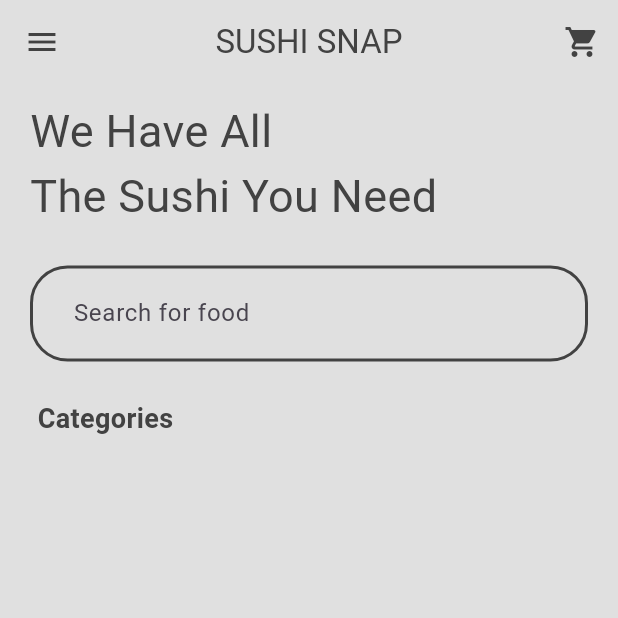
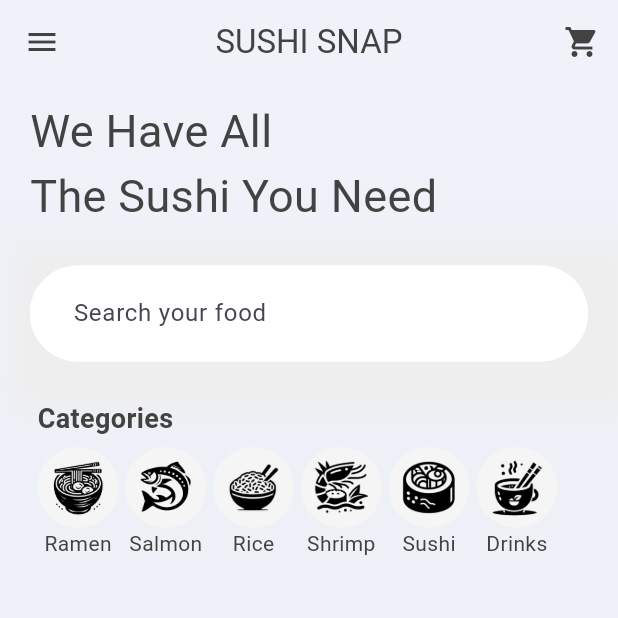
Before and after one commit to atharvadhurwey/sushi-snap-flutter-app, a Flutter app: the screen it shows after launch, on a phone screen of 412 x 824 dp, the top half of it. Run offline on Flutter 3.47's test engine with Material 3 defaults, Android fonts, the phone set to English and light mode, and no system bars; our stand-ins replace google_fonts; Roboto replaces fonts that are missing (Shikamaru, Tauri).

Commit message:
added categories section and fix search bar

```diff
--- /dev/null
+++ b/lib/components/category_tile.dart
@@ -0,0 +1,53 @@
+import 'package:flutter/material.dart';
+import 'package:sushi_snap/models/food.dart';
+
+class CategoryTile extends StatelessWidget {
+  final Category category;
+  final void Function() onTap;
+  const CategoryTile({
+    super.key,
+    required this.category,
+    required this.onTap,
+  });
+
+  @override
+  Widget build(BuildContext context) {
+    return GestureDetector(
+      onTap: onTap,
+      child: Column(
+        children: [
+          // category image
+          Container(
+            width: 54,
+            height: 54,
+            padding: const EdgeInsets.all(8.0),
+            decoration: BoxDecoration(
+              color: Colors.grey[100],
+              borderRadius: BorderRadius.circular(100),
+            ),
+            child: Center(
+              child: Image(
+                image: AssetImage(
+                  category.imagePath,
+                ),
+                fit: BoxFit.cover,
+                color: Colors.black,
+              ),
+            ),
+          ),
+
+          // category name
+          Text(
+            maxLines: 1,
+            textAlign: TextAlign.center,
+            category.name,
+            overflow: TextOverflow.ellipsis,
+            style: TextStyle(
+              color: Colors.grey[800],
+            ),
+          ),
+        ],
+      ),
+    );
+  }
+}
--- a/lib/components/food_tile.dart
+++ b/lib/components/food_tile.dart
@@ -5,7 +5,7 @@ import 'package:sushi_snap/models/food.dart';
 class FoodTile extends StatelessWidget {
   final Food food;
   final void Function() onTap;
-  const FoodTile({super.key, required this.food, required this.onTap});
+  const FoodTile({super.key, required this.food, required this.onTap,});
 
   @override
   Widget build(BuildContext context) {
--- a/lib/models/food.dart
+++ b/lib/models/food.dart
@@ -15,5 +15,20 @@ class Food {
   String get getPrice => price;
   String get getImagePath => imagePath;
   String get getRating => rating;
+}
 
+class Category {
+  String name;
+  String value;
+  String imagePath;
+
+  Category({
+    required this.name,
+    required this.value,
+    required this.imagePath,
+  });
+
+  String get getName => name;
+  String get getValue => value;
+  String get getImagePath => imagePath;
 }
--- a/lib/models/shop.dart
+++ b/lib/models/shop.dart
@@ -20,12 +20,57 @@ class Shop extends ChangeNotifier {
     ),
   ];
 
+  final List<Category> _categoryList = [
+    // Ramen
+    Category(
+      name: "Ramen",
+      value: "ramen",
+      imagePath: "lib/images/category/ramen.png",
+    ),
+
+    // salmon
+    Category(
+      name: "Salmon",
+      value: "salmon",
+      imagePath: "lib/images/category/salmon.png",
+    ),
+
+    // Rice
+    Category(
+      name: "Rice",
+      value: "rice",
+      imagePath: "lib/images/category/rice.png",
+    ),
+
+    // Shrimp
+    Category(
+      name: "Shrimp",
+      value: "shrimp",
+      imagePath: "lib/images/category/shrimp.png",
+    ),
+
+    // Sushi
+    Category(
+      name: "Sushi",
+      value: "sushi",
+      imagePath: "lib/images/category/sushi.png",
+    ),
+
+    // Drinks
+    Category(
+      name: "Drinks",
+      value: "drinks",
+      imagePath: "lib/images/category/drinks.png",
+    ),
+  ];
+
   // customer cart
   final List<Food> _cart = [];
 
   // get methods
   List<Food> get foodMenu => _foodMenu;
   List<Food> get cart => _cart;
+  List<Category> get categoryList => _categoryList;
 
   // add to cart
   void addToCart(Food foodItem, int quantity) {
--- a/lib/pages/food_details_page.dart
+++ b/lib/pages/food_details_page.dart
@@ -185,7 +185,7 @@ class _FoodItemDetailsPageState extends State<FoodItemDetailsPage> {
                       children: [
                         // minus button
                         Container(
-                          decoration: BoxDecoration(
+                          decoration: const BoxDecoration(
                             color: secondaryColor,
                             shape: BoxShape.circle,
                           ),
@@ -215,7 +215,7 @@ class _FoodItemDetailsPageState extends State<FoodItemDetailsPage> {
 
                         // plus button
                         Container(
-                          decoration: BoxDecoration(
+                          decoration: const BoxDecoration(
                             color: secondaryColor,
                             shape: BoxShape.circle,
                           ),
--- a/lib/pages/menu_page.dart
+++ b/lib/pages/menu_page.dart
@@ -1,8 +1,8 @@
 import 'package:flutter/material.dart';
+import 'package:flutter/widgets.dart';
 import 'package:google_fonts/google_fonts.dart';
 import 'package:provider/provider.dart';
-import 'package:sushi_snap/components/button.dart';
-import 'package:sushi_snap/components/food_tile.dart';
+import 'package:sushi_snap/components/category_tile.dart';
 import 'package:sushi_snap/models/shop.dart';
 import 'package:sushi_snap/pages/food_details_page.dart';
 import 'package:sushi_snap/theme/colors.dart';
@@ -35,10 +35,20 @@ class _MenuPageState extends State<MenuPage> {
   Widget build(BuildContext context) {
     // get the food item
     final shop = context.read<Shop>();
-    final foodMenu = shop.foodMenu;
+    // final foodMenu = shop.foodMenu;
+    final categoryList = shop.categoryList;
 
-    return Scaffold(
-      backgroundColor: Colors.grey[300],
+    return Container(
+      decoration: const BoxDecoration(
+        gradient: LinearGradient(
+          colors: [Color(0xffeff2f9), Color(0xffedf0f7), Color(0xffe7eaf3)],
+          stops: [0, 0.5, 1],
+          begin: Alignment.topCenter,
+          end: Alignment.bottomCenter,
+        ),
+      ),
+      child: Scaffold(
+        backgroundColor: Colors.transparent,
         appBar: AppBar(
           centerTitle: true,
           backgroundColor: Colors.transparent,
@@ -106,7 +116,8 @@ class _MenuPageState extends State<MenuPage> {
 
             // Starting Message
             Padding(
-            padding: const EdgeInsets.only(left: 20.0, right: 20.0, top: 10.0),
+              padding:
+                  const EdgeInsets.only(left: 20.0, right: 20.0, top: 10.0),
               child: Column(
                 mainAxisAlignment: MainAxisAlignment.start,
                 crossAxisAlignment: CrossAxisAlignment.start,
@@ -128,35 +139,43 @@ class _MenuPageState extends State<MenuPage> {
             ),
 
             // search bar
-          Padding(
+            Container(
               padding: const EdgeInsets.symmetric(horizontal: 20, vertical: 25),
+              decoration: BoxDecoration(boxShadow: [
+                BoxShadow(
+                  color: Colors.grey.shade200,
+                  offset: const Offset(8.0, 8.0),
+                  blurRadius: 15.0,
+                  spreadRadius: 1.0,
+                ),
+              ]),
               child: TextField(
-              cursorColor: Colors.grey[800],
+                cursorColor: primaryColor,
                 decoration: InputDecoration(
+                  filled: true,
+                  fillColor: Colors.white,
                   contentPadding:
                       const EdgeInsets.symmetric(horizontal: 25, vertical: 20),
-                border: OutlineInputBorder(
-                  borderSide: BorderSide(color: (Colors.grey[800])!, width: 2),
-                  borderRadius: BorderRadius.circular(25),
-                ),
                   focusedBorder: OutlineInputBorder(
-                  borderSide: BorderSide(color: (Colors.grey[800])!, width: 2),
-                  borderRadius: BorderRadius.circular(25),
+                    borderSide: const BorderSide(color: primaryColor, width: 3),
+                    borderRadius: BorderRadius.circular(50),
                   ),
                   enabledBorder: OutlineInputBorder(
-                  borderSide: BorderSide(color: (Colors.grey[800])!, width: 2),
-                  borderRadius: BorderRadius.circular(25),
+                    borderSide: const BorderSide(color: Colors.white, width: 3),
+                    borderRadius: BorderRadius.circular(50),
                   ),
-                hintText: "Search for food",
+                  hintText: "Search your food",
                 ),
               ),
             ),
 
+            // categories
+            Column(
+              crossAxisAlignment: CrossAxisAlignment.start,
+              children: [
                 Padding(
                   padding: const EdgeInsets.symmetric(horizontal: 25.0),
-            child: Column(
-              children: [
-                Text(
+                  child: Text(
                     "Categories",
                     style: TextStyle(
                       fontWeight: FontWeight.bold,
@@ -164,8 +183,30 @@ class _MenuPageState extends State<MenuPage> {
                       fontSize: 18,
                     ),
                   ),
+                ),
+
+                const SizedBox(height: 6.0),
+
+                // categories
+                SizedBox(
+                  height: 80,
+                  child: ListView.separated(
+                    shrinkWrap: true,
+                    // physics: const BouncingScrollPhysics(),
+                    padding: const EdgeInsets.symmetric(horizontal: 25.0),
+                    itemCount: categoryList.length,
+                    scrollDirection: Axis.horizontal,
+                    separatorBuilder: (context, index) =>
+                        const SizedBox(width: 4.5),
+                    itemBuilder: (context, index) {
+                      return CategoryTile(
+                        category: categoryList[index],
+                        onTap: () {},
+                      );
+                    },
+                  ),
+                ),
               ],
-            ),
             ),
 
             // // menu list
@@ -251,6 +292,7 @@ class _MenuPageState extends State<MenuPage> {
             // ),
           ],
         ),
+      ),
     );
   }
 }
--- a/pubspec.yaml
+++ b/pubspec.yaml
@@ -61,6 +61,7 @@ flutter:
   # To add assets to your application, add an assets section, like this:
   assets:
     - lib/images/
+    - lib/images/category/
   #   - images/a_dot_ham.jpeg
 
   # An image asset can refer to one or more resolution-specific "variants", see
```
Also changed, not shown: lib/images/category/drinks.png (added), lib/images/category/ramen.png (added), lib/images/category/rice.png (added), lib/images/category/salmon.png (added), lib/images/category/shrimp.png (added), lib/images/category/sushi.png (added), pubspec.lock, 1 other file. Lines whose indentation alone changed are shown as unchanged.
